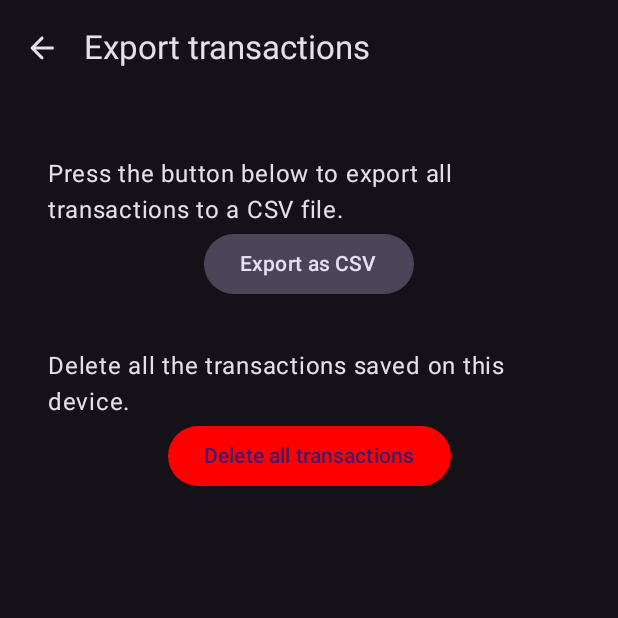
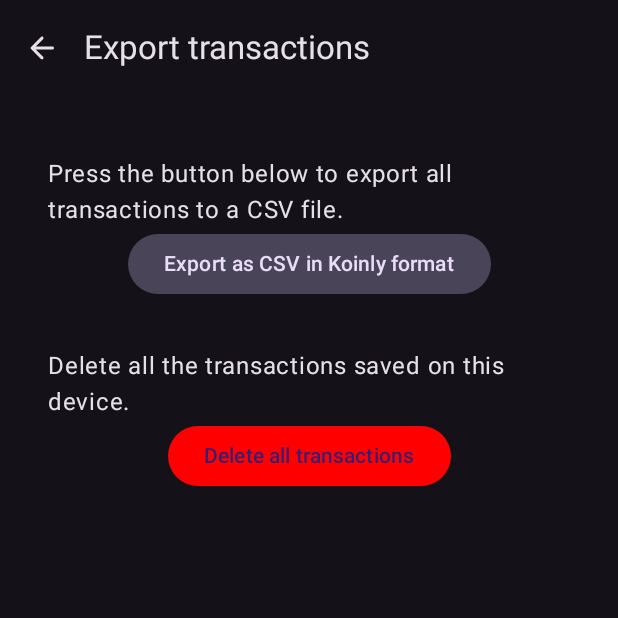
Before and after one commit to ajs-xmr/XMRpos, an Android app built with Jetpack Compose: the ExportTransactions screen opened through its navigation route, on a phone screen of 412 x 824 dp, the top half of it. Run offline under Robolectric (Android 15) with nearby library versions, the light colour scheme and no system bars; our stand-ins replace Dagger/Hilt's generated code, Room's generated code.

Commit message:
Add Export TXS in Koinly Format (#31)
* Add Koinly format

* Update ExportTransactionsViewModel.kt

* Update ExportTransactionsScreen.kt

```diff
--- a/XMRpos/app/src/main/java/org/monerokon/xmrpos/ui/settings/exporttransactions/ExportTransactionsScreen.kt
+++ b/XMRpos/app/src/main/java/org/monerokon/xmrpos/ui/settings/exporttransactions/ExportTransactionsScreen.kt
@@ -81,7 +81,7 @@ fun ExportTransactionsScreen(
             Spacer(modifier = Modifier.height(16.dp))
             Text("Press the button below to export all transactions to a CSV file.")
             FilledTonalButton(onClick = {createDocumentLauncher.launch("database_export.csv")}) {
-                Text("Export as CSV")
+                Text("Export as CSV in Koinly format")
             }
             Spacer(modifier = Modifier.height(32.dp))
             Text("Delete all the transactions saved on this device.")
--- a/XMRpos/app/src/main/java/org/monerokon/xmrpos/ui/settings/exporttransactions/ExportTransactionsViewModel.kt
+++ b/XMRpos/app/src/main/java/org/monerokon/xmrpos/ui/settings/exporttransactions/ExportTransactionsViewModel.kt
@@ -55,11 +55,11 @@ class ExportTransactionsViewModel @Inject constructor(
             context.contentResolver.openOutputStream(uri)?.use { outputStream ->
                 OutputStreamWriter(outputStream).use { writer ->
                     // Write CSV headers
-                    writer.append("txId,xmrAmount,fiatValue,timestamp\n")
+                    writer.append("Koinly Date,Amount,Currency,Label,TxHash\n")
 
                     // Write CSV rows
                     data.forEach { entity ->
-                        writer.append("${entity.txId},${entity.xmrAmount},${entity.fiatValue},${entity.timestamp}\n")
+                        writer.append("${entity.timestamp},${entity.xmrAmount},XMR,income,${entity.txId}\n")
                     }
                 }
             }
```
